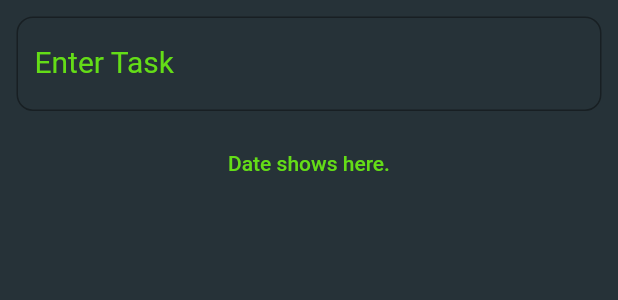
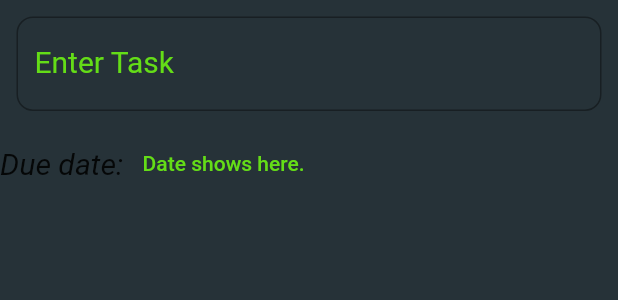
Before and after one commit to sid-Dbot/to_do_app, a Flutter app: the BottomSheetContents widget shown alone on an empty page, opened directly, on a phone screen of 412 x 824 dp. Shown: the top 300 px of the screen. Run offline on Flutter 3.47's test engine with Material 2 defaults, Android fonts, the phone set to English and light mode, and no system bars; our stand-ins replace google_fonts; Roboto replaces fonts that are missing (Frijole).

Commit message:
datePickerWOrking

```diff
--- a/lib/widgets/bottom_sheet.dart
+++ b/lib/widgets/bottom_sheet.dart
@@ -1,9 +1,16 @@
 import 'package:flutter/material.dart';
 import 'package:google_fonts/google_fonts.dart';
+import 'package:intl/intl.dart';
 
-class BottomSheetContents extends StatelessWidget {
+class BottomSheetContents extends StatefulWidget {
   const BottomSheetContents({super.key});
 
+  @override
+  State<BottomSheetContents> createState() => _BottomSheetContentsState();
+}
+
+class _BottomSheetContentsState extends State<BottomSheetContents> {
+  DateTime? setDate;
   @override
   Widget build(BuildContext context) {
     return Column(children: [
@@ -20,9 +27,14 @@ class BottomSheetContents extends StatelessWidget {
               focusColor: Colors.blueGrey),
         ),
       ),
+      Row(
+        children: [
+          Text('Due date: '),
           TextButton(
             child: Text(
-          'Date shows here.',
+              setDate == null
+                  ? 'Date shows here.'
+                  : DateFormat.yMMMd().format(setDate!),
               style: GoogleFonts.frijole(color: Colors.lightGreenAccent[700]),
             ),
             onPressed: () {
@@ -31,8 +43,14 @@ class BottomSheetContents extends StatelessWidget {
                 initialDate: DateTime.now(),
                 firstDate: DateTime(2022),
                 lastDate: DateTime(2027),
-          ).then((value) {});
+              ).then((value) {
+                setState(() {
+                  setDate = value;
+                });
+              });
             },
+          ),
+        ],
       ),
     ]);
     ;
```
Lines whose indentation alone changed are shown as unchanged.
